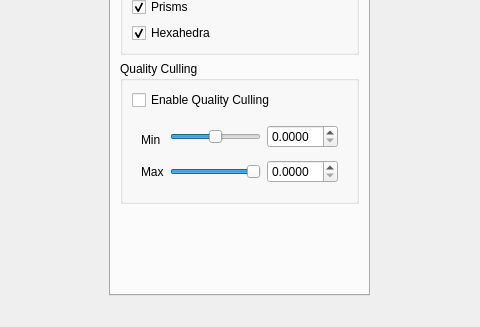
Above: UserInterface/MainWindow.ui from wibus/GpuMesh before the change; both pictures show x 160 to 640 and y 273 to 600 of the 800 by 600 pixel window. Below: the same form after it.
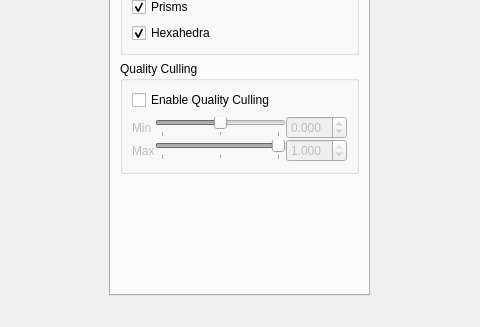
That is the form after the change. The open tabs and pages were chosen to show the change.

Commit message: Adding Element Quality Culling to display elements in a given quality interval.

Patch:
```diff
--- a/UserInterface/MainWindow.ui
+++ b/UserInterface/MainWindow.ui
@@ -452,7 +452,25 @@
            </item>
            <item>
             <widget class="QWidget" name="qualityCullingWidget" native="true">
+             <property name="enabled">
+              <bool>false</bool>
+             </property>
              <layout class="QGridLayout" name="gridLayout_2">
+              <property name="leftMargin">
+               <number>0</number>
+              </property>
+              <property name="topMargin">
+               <number>0</number>
+              </property>
+              <property name="rightMargin">
+               <number>0</number>
+              </property>
+              <property name="bottomMargin">
+               <number>0</number>
+              </property>
+              <property name="spacing">
+               <number>0</number>
+              </property>
               <item row="0" column="1">
                <widget class="QSlider" name="minQualityCullingSlider">
                 <property name="maximum">
@@ -464,12 +482,27 @@
                 <property name="orientation">
                  <enum>Qt::Horizontal</enum>
                 </property>
+                <property name="tickPosition">
+                 <enum>QSlider::TicksBelow</enum>
+                </property>
+                <property name="tickInterval">
+                 <number>50</number>
+                </property>
                </widget>
               </item>
               <item row="0" column="2">
                <widget class="QDoubleSpinBox" name="minQualityCullingSpin">
                 <property name="decimals">
-                 <number>4</number>
+                 <number>3</number>
+                </property>
+                <property name="minimum">
+                 <double>-1.000000000000000</double>
+                </property>
+                <property name="maximum">
+                 <double>1.000000000000000</double>
+                </property>
+                <property name="singleStep">
+                 <double>0.010000000000000</double>
                 </property>
                </widget>
               </item>
@@ -498,12 +531,30 @@
                 <property name="orientation">
                  <enum>Qt::Horizontal</enum>
                 </property>
+                <property name="tickPosition">
+                 <enum>QSlider::TicksBelow</enum>
+                </property>
+                <property name="tickInterval">
+                 <number>50</number>
+                </property>
                </widget>
               </item>
               <item row="2" column="2">
                <widget class="QDoubleSpinBox" name="maxQualityCullingSpin">
                 <property name="decimals">
-                 <number>4</number>
+                 <number>3</number>
+                </property>
+                <property name="minimum">
+                 <double>-1.000000000000000</double>
+                </property>
+                <property name="maximum">
+                 <double>1.000000000000000</double>
+                </property>
+                <property name="singleStep">
+                 <double>0.010000000000000</double>
+                </property>
+                <property name="value">
+                 <double>1.000000000000000</double>
                 </property>
                </widget>
               </item>
```
Left out of the diff: 2 changed lines with no effect on the pictures. The commit also changes 8 other files.
